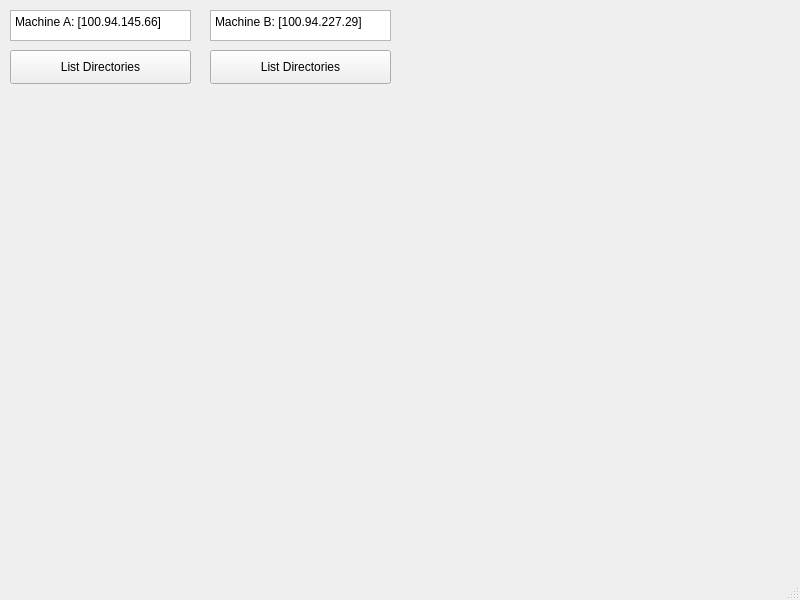
Before: the Qt Designer form DirZero.ui in small-root/DirZero, drawn with Qt 5.
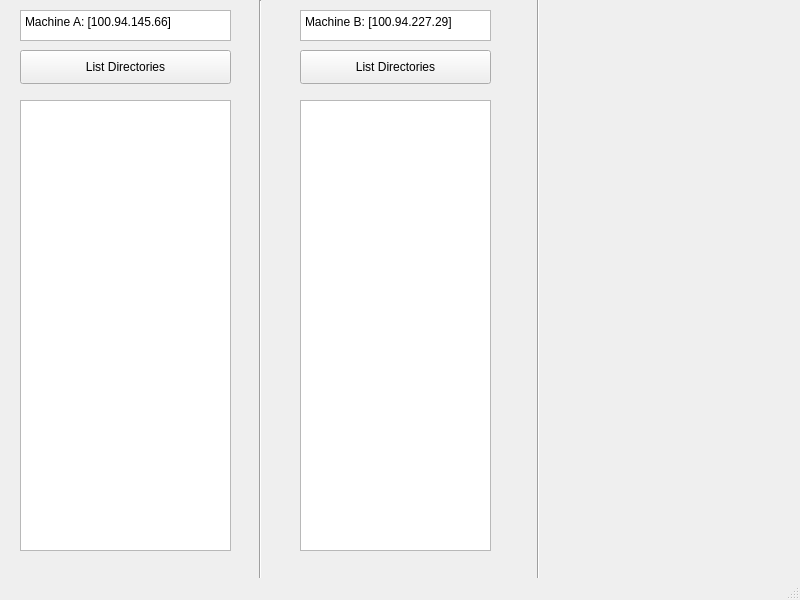
After: the same form once the commit is applied.

Commit message: Basic listing output via SFTP by button click

```diff
--- a/DirZero.ui
+++ b/DirZero.ui
@@ -17,9 +17,9 @@
    <widget class="QPlainTextEdit" name="plainTextEdit">
     <property name="geometry">
      <rect>
-      <x>10</x>
+      <x>20</x>
       <y>10</y>
-      <width>181</width>
+      <width>211</width>
       <height>31</height>
      </rect>
     </property>
@@ -30,9 +30,9 @@
    <widget class="QPushButton" name="pushButton">
     <property name="geometry">
      <rect>
-      <x>10</x>
+      <x>20</x>
       <y>50</y>
-      <width>181</width>
+      <width>211</width>
       <height>34</height>
      </rect>
     </property>
@@ -43,9 +43,9 @@
    <widget class="QPlainTextEdit" name="plainTextEdit_2">
     <property name="geometry">
      <rect>
-      <x>210</x>
+      <x>300</x>
       <y>10</y>
-      <width>181</width>
+      <width>191</width>
       <height>31</height>
      </rect>
     </property>
@@ -56,9 +56,9 @@
    <widget class="QPushButton" name="pushButton_2">
     <property name="geometry">
      <rect>
-      <x>210</x>
+      <x>300</x>
       <y>50</y>
-      <width>181</width>
+      <width>191</width>
       <height>34</height>
      </rect>
     </property>
@@ -66,6 +66,52 @@
      <string>List Directories</string>
     </property>
    </widget>
+   <widget class="Line" name="line">
+    <property name="geometry">
+     <rect>
+      <x>250</x>
+      <y>0</y>
+      <width>20</width>
+      <height>601</height>
+     </rect>
+    </property>
+    <property name="orientation">
+     <enum>Qt::Orientation::Vertical</enum>
+    </property>
+   </widget>
+   <widget class="Line" name="line_2">
+    <property name="geometry">
+     <rect>
+      <x>530</x>
+      <y>-10</y>
+      <width>16</width>
+      <height>591</height>
+     </rect>
+    </property>
+    <property name="orientation">
+     <enum>Qt::Orientation::Vertical</enum>
+    </property>
+   </widget>
+   <widget class="QPlainTextEdit" name="MachineAOutput">
+    <property name="geometry">
+     <rect>
+      <x>20</x>
+      <y>100</y>
+      <width>211</width>
+      <height>451</height>
+     </rect>
+    </property>
+   </widget>
+   <widget class="QPlainTextEdit" name="MachineBOutput">
+    <property name="geometry">
+     <rect>
+      <x>300</x>
+      <y>100</y>
+      <width>191</width>
+      <height>451</height>
+     </rect>
+    </property>
+   </widget>
   </widget>
   <widget class="QStatusBar" name="statusbar"/>
  </widget>
```
Left out of the diff: 8 changed lines with no effect on the pictures. The commit also changes 1 other file.
